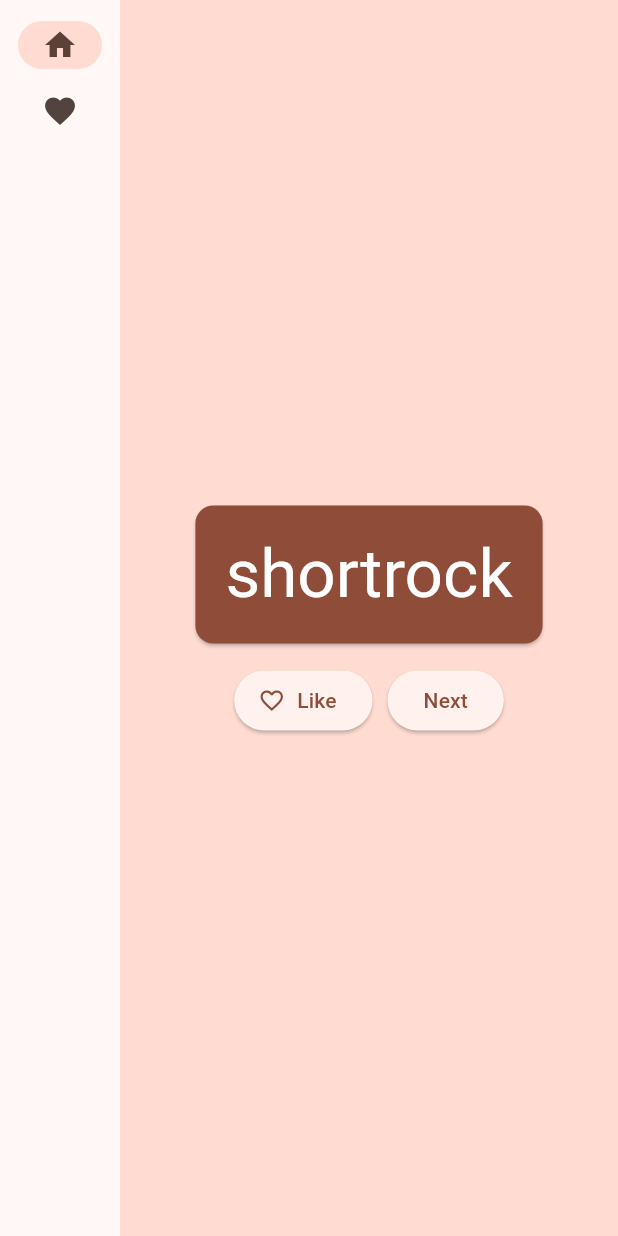
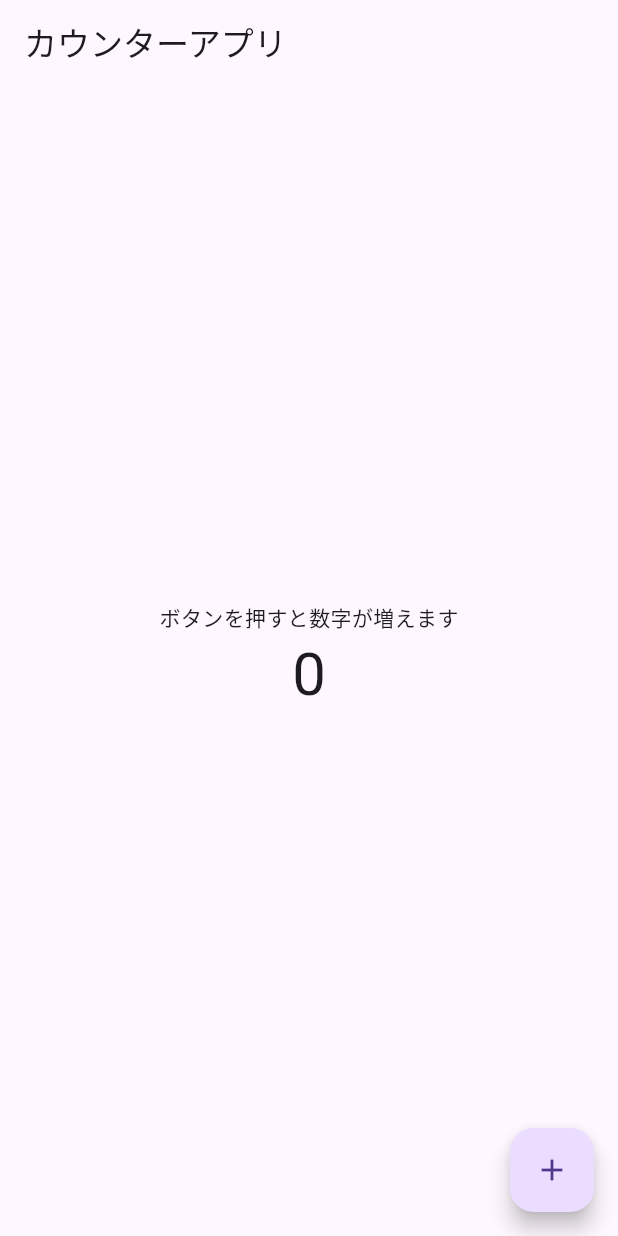
Before and after one commit to bigbenbigben/soloud_app, a Flutter app: the screen it shows after launch, on a phone screen of 412 x 824 dp. Run offline on Flutter 3.47's test engine with Material 3 defaults, Android fonts, the phone set to English and light mode, and no system bars.

Commit message:
カウンターアプリにした

```diff
--- a/lib/main.dart
+++ b/lib/main.dart
@@ -1,212 +1,59 @@
-import 'package:english_words/english_words.dart';
+// import 'package:english_words/english_words.dart';
 import 'package:flutter/material.dart';
-import 'package:provider/provider.dart';
+// import 'package:provider/provider.dart';
 
 void main() {
   runApp(MyApp());
 }
 
 class MyApp extends StatelessWidget {
-  const MyApp({super.key});
+  @override
+  Widget build(BuildContext context) {
+    return MaterialApp(
+      home: CounterPage(),
+    );
+  }
+}
+
+class CounterPage extends StatefulWidget {
+  @override
+  _CounterPageState createState() => _CounterPageState();
+}
+
+class _CounterPageState extends State<CounterPage> {
+  int _counter = 0;
+
+  void _incrementCounter() {
+    setState(() {
+      _counter++;
+    });
+  }
 
   @override
   Widget build(BuildContext context) {
-    return ChangeNotifierProvider(
-      create: (context) => MyAppState(),
-      child: MaterialApp(
-        title: 'Pomodoro App',
-        theme: ThemeData(
-          useMaterial3: true,
-          colorScheme: ColorScheme.fromSeed(seedColor: Colors.deepOrange),
+    return Scaffold(
+      appBar: AppBar(
+        title: Text('カウンターアプリ'),
+      ),
+      body: Center(
+        child: Column(
+          mainAxisAlignment: MainAxisAlignment.center,
+          children: <Widget>[
+            Text(
+              'ボタンを押すと数字が増えます',
+            ),
+            Text(
+              '$_counter',
+              style: TextStyle(fontSize: 40),
+            ),
+          ],
         ),
-        home: MyHomePage(),
+      ),
+      floatingActionButton: FloatingActionButton(
+        onPressed: _incrementCounter,
+        tooltip: 'Increment',
+        child: Icon(Icons.add),
       ),
     );
   }
 }
-
-class MyAppState extends ChangeNotifier {
-  var current = WordPair.random();
-
-  void getNext() {
-    current = WordPair.random();
-    notifyListeners();
-  }
-
-  var favorites = <WordPair>[];
-
-  void toggleFavorite() {
-    if (favorites.contains(current)) {
-      favorites.remove(current);
-    } else {
-      favorites.add(current);
-    }
-    notifyListeners();
-  }
-}
-
-class MyHomePage extends StatefulWidget {
-  @override
-  State<MyHomePage> createState() => _MyHomePageState();
-}
-
-class _MyHomePageState extends State<MyHomePage> {
-  var selectedIndex = 0;
-
-  @override
-  Widget build(BuildContext context) {
-    Widget page;
-    switch (selectedIndex) {
-      case 0:
-        page = GeneratorPage();
-        break;
-      case 1:
-        page = FavoritesPage();
-        break;
-      default:
-        throw UnimplementedError('no widget for $selectedIndex');
-    }
-
-    return LayoutBuilder(builder: (context, constraints) {
-      return Scaffold(
-        body: Row(
-          children: [
-            SafeArea(
-              child: NavigationRail(
-                extended: constraints.maxWidth >= 600,  // ← Here.
-                destinations: [
-                  NavigationRailDestination(
-                    icon: Icon(Icons.home),
-                    label: Text('Home'),
-                  ),
-                  NavigationRailDestination(
-                    icon: Icon(Icons.favorite),
-                    label: Text('Favorites'),
-                  ),
-                ],
-                selectedIndex: selectedIndex,
-                onDestinationSelected: (value) {
-                  setState(() {
-                    selectedIndex = value;
-                  });
-                },
-              ),
-            ),
-            Expanded(
-              child: Container(
-                color: Theme.of(context).colorScheme.primaryContainer,
-                child: page,
-              ),
-            ),
-          ],
-        ),
-      );
-    });
-  }
-}
-
-class GeneratorPage extends StatelessWidget {
-  @override
-  Widget build(BuildContext context) {
-    var appState = context.watch<MyAppState>();
-    var pair = appState.current;
-
-    IconData icon;
-    if (appState.favorites.contains(pair)) {
-      icon = Icons.favorite;
-    } else {
-      icon = Icons.favorite_border;
-    }
-
-    return Center(
-      child: Column(
-        mainAxisAlignment: MainAxisAlignment.center,
-        children: [
-          BigCard(pair: pair),
-          SizedBox(height: 10),
-          Row(
-            mainAxisSize: MainAxisSize.min,
-            children: [
-              ElevatedButton.icon(
-                onPressed: () {
-                  appState.toggleFavorite();
-                },
-                icon: Icon(icon),
-                label: Text('Like'),
-              ),
-              SizedBox(width: 10),
-              ElevatedButton(
-                onPressed: () {
-                  appState.getNext();
-                },
-                child: Text('Next'),
-              ),
-            ],
-          ),
-        ],
-      ),
-    );
-  }
-}
-
-// ...
-
-class FavoritesPage extends StatelessWidget {
-  @override
-  Widget build(BuildContext context) {
-    var appState = context.watch<MyAppState>();
-
-    if (appState.favorites.isEmpty) {
-      return Center(
-        child: Text('No favorites yet.'),
-      );
-    }
-
-    return ListView(
-      children: [
-        Padding(
-          padding: const EdgeInsets.all(20),
-          child: Text('You have '
-              '${appState.favorites.length} favorites:'),
-        ),
-        for (var pair in appState.favorites)
-          ListTile(
-            leading: Icon(Icons.favorite),
-            title: Text(pair.asLowerCase),
-          ),
-      ],
-    );
-  }
-}
-
-// ...
-
-class BigCard extends StatelessWidget {
-  const BigCard({
-    super.key,
-    required this.pair,
-  });
-
-  final WordPair pair;
-
-  @override
-  Widget build(BuildContext context) {
-    final theme = Theme.of(context);
-    final style = theme.textTheme.displayMedium!.copyWith(
-      color: theme.colorScheme.onPrimary,
-    );
-
-    return Card(
-      color: theme.colorScheme.primary,
-      child: Padding(
-        padding: const EdgeInsets.all(20),
-        child: Text(
-          pair.asLowerCase,
-          style: style,
-          semanticsLabel: "${pair.first} ${pair.second}",
-        ),
-        // child: Text(pair.asLowerCase),
-      ),
-    );
-  }
-}
```
